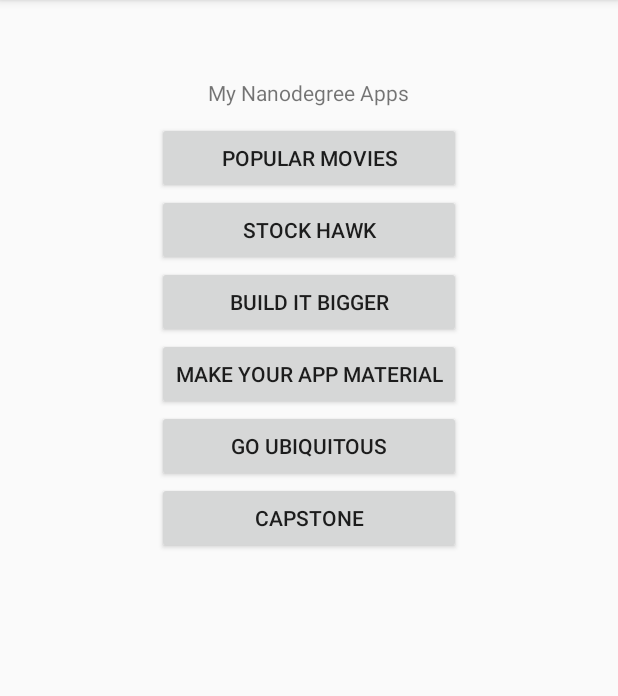
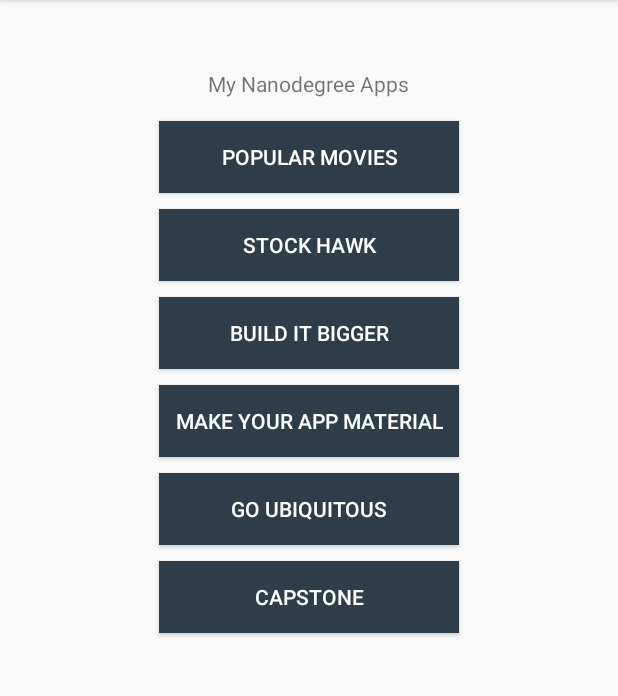
Before and after one commit to joaopedronardari/MyAppPortifolio, an Android app: the screen it shows after launch (MainActivity), on a phone screen of 412 x 824 dp, the part 84-780 px from its top. Run offline under Robolectric (Android 15) with nearby library versions, the phone set to English and light mode, and no system bars; our stand-ins replace ButterKnife.

Commit message:
Button Style

```diff
--- a/app/src/main/res/layout/activity_main.xml
+++ b/app/src/main/res/layout/activity_main.xml
@@ -16,70 +16,61 @@
         android:id="@+id/textView"
         android:layout_alignParentTop="true"
         android:layout_centerHorizontal="true"
-        android:layout_marginTop="36dp" />
+        android:layout_marginTop="30dp"
+        android:layout_marginBottom="10dp"/>
 
     <Button
-        android:layout_width="wrap_content"
+        android:layout_width="200dp"
         android:layout_height="wrap_content"
         android:text="@string/btn_popular_movies_label"
+        style="@style/ButtonDefault"
         android:id="@+id/btn_popular_movies"
         android:layout_below="@+id/textView"
-        android:layout_marginTop="10dp"
-        android:layout_alignLeft="@+id/btn_make_your_app"
-        android:layout_alignStart="@+id/btn_make_your_app"
-        android:layout_alignRight="@+id/btn_make_your_app"
-        android:layout_alignEnd="@+id/btn_make_your_app" />
+        android:layout_centerHorizontal="true" />
 
     <Button
-        android:layout_width="wrap_content"
+        android:layout_width="200dp"
         android:layout_height="wrap_content"
         android:text="@string/btn_stock_hawk_label"
+        style="@style/ButtonDefault"
         android:id="@+id/btn_stock_hawk"
         android:layout_below="@+id/btn_popular_movies"
-        android:layout_alignLeft="@+id/btn_popular_movies"
-        android:layout_alignStart="@+id/btn_popular_movies"
-        android:layout_alignRight="@+id/btn_popular_movies"
-        android:layout_alignEnd="@+id/btn_popular_movies" />
+        android:layout_centerHorizontal="true"  />
 
     <Button
-        android:layout_width="wrap_content"
+        android:layout_width="200dp"
         android:layout_height="wrap_content"
         android:text="@string/btn_build_it_big_label"
+        style="@style/ButtonDefault"
         android:id="@+id/btn_build_it_big"
         android:layout_below="@+id/btn_stock_hawk"
-        android:layout_alignLeft="@+id/btn_stock_hawk"
-        android:layout_alignStart="@+id/btn_stock_hawk"
-        android:layout_alignRight="@+id/btn_stock_hawk"
-        android:layout_alignEnd="@+id/btn_stock_hawk" />
+        android:layout_centerHorizontal="true" />
 
     <Button
-        android:layout_width="wrap_content"
+        android:layout_width="200dp"
         android:layout_height="wrap_content"
         android:text="@string/btn_make_your_app_label"
+        style="@style/ButtonDefault"
         android:id="@+id/btn_make_your_app"
         android:layout_below="@+id/btn_build_it_big"
         android:layout_centerHorizontal="true" />
 
     <Button
-        android:layout_width="wrap_content"
+        android:layout_width="200dp"
         android:layout_height="wrap_content"
         android:text="@string/btn_go_ubiquitous_label"
+        style="@style/ButtonDefault"
         android:id="@+id/btn_go_ubiquitous"
         android:layout_below="@+id/btn_make_your_app"
-        android:layout_alignLeft="@+id/btn_make_your_app"
-        android:layout_alignStart="@+id/btn_make_your_app"
-        android:layout_alignRight="@+id/btn_make_your_app"
-        android:layout_alignEnd="@+id/btn_make_your_app" />
+        android:layout_centerHorizontal="true" />
 
     <Button
-        android:layout_width="wrap_content"
+        android:layout_width="200dp"
         android:layout_height="wrap_content"
         android:text="@string/btn_capstone_label"
+        style="@style/ButtonDefault"
         android:id="@+id/btn_capstone"
         android:layout_below="@+id/btn_go_ubiquitous"
-        android:layout_alignLeft="@+id/btn_go_ubiquitous"
-        android:layout_alignStart="@+id/btn_go_ubiquitous"
-        android:layout_alignRight="@+id/btn_go_ubiquitous"
-        android:layout_alignEnd="@+id/btn_go_ubiquitous" />
+        android:layout_centerHorizontal="true" />
 
 </RelativeLayout>
--- a/app/src/main/res/values/styles.xml
+++ b/app/src/main/res/values/styles.xml
@@ -8,4 +8,10 @@
         <item name="colorAccent">@color/colorAccent</item>
     </style>
 
+    <style name="ButtonDefault">
+        <item name="android:layout_margin">5dp</item>
+        <item name="android:background">@color/buttonColor</item>
+        <item name="android:textColor">#ffffff</item>
+    </style>
+
 </resources>
```
